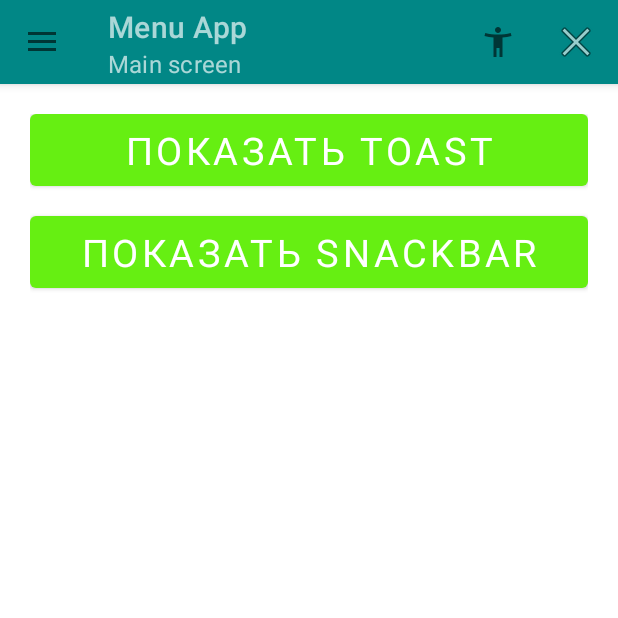
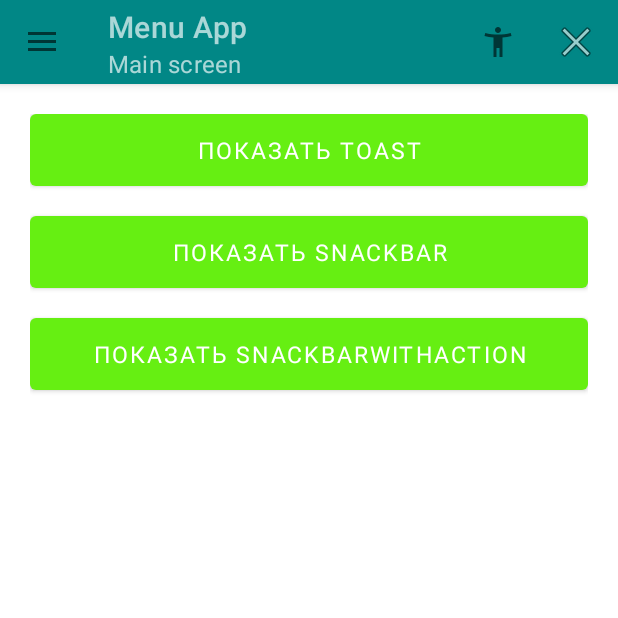
Before and after one commit to mentatusn/base_1728_lesson_4, an Android app: the LessonNinthFragments screen opened directly, with no data from a screen before it, on a phone screen of 412 x 824 dp, the top half of it. Run offline under Robolectric (Android 15) with nearby library versions, the phone set to English and light mode, and no system bars; Roboto replaces fonts that are not available here.

Commit message:
урок 9 начали. добавили SnackBar с возможностью что-то сделать (withAction)

```diff
--- a/app/src/main/res/layout/fragment_lesson_ninth.xml
+++ b/app/src/main/res/layout/fragment_lesson_ninth.xml
@@ -19,5 +19,12 @@
         android:layout_width="match_parent"
         android:layout_height="wrap_content"/>
 
+    <com.google.android.material.button.MaterialButton
+        android:id="@+id/btnSnackBarWithAction"
+        android:text="Показать SnackBarWithAction"
+        android:layout_marginTop="20dp"
+        android:layout_width="match_parent"
+        android:layout_height="wrap_content"/>
+
 
 </LinearLayout>
--- a/app/src/main/res/values/dimens.xml
+++ b/app/src/main/res/values/dimens.xml
@@ -1,4 +1,4 @@
 <?xml version="1.0" encoding="utf-8"?>
 <resources>
-    <dimen name="textSize">25sp</dimen>
+    <dimen name="textSize">15sp</dimen>
 </resources>
--- a/app/src/main/res/values/themes.xml
+++ b/app/src/main/res/values/themes.xml
@@ -6,6 +6,7 @@
         <item name="android:statusBarColor" tools:targetApi="l">?attr/colorPrimaryVariant</item>
         <!-- Customize your theme here. -->
         <item name="materialButtonStyle"> @style/myButtonStyle</item>
+        <item name="snackbarButtonStyle"> @style/mySnackBar</item>
     </style>
 
 
@@ -72,6 +73,10 @@
         <item name="backgroundTint">@color/green</item>
     </style>
 
+    <style name="mySnackBar" parent="Widget.MaterialComponents.Button.TextButton.Snackbar">
+        <item name="android:textSize">15sp</item>
+    </style>
+
     <style name="myStyleTheme">
         <item name="android:fontFamily">@font/aclonica</item>
         <item name="android:textSize">@dimen/textSize</item>
```
Also changed, not shown: app/src/main/java/com/gb/lesson9/LessonNinthFragments.java (+8 -0 lines).
